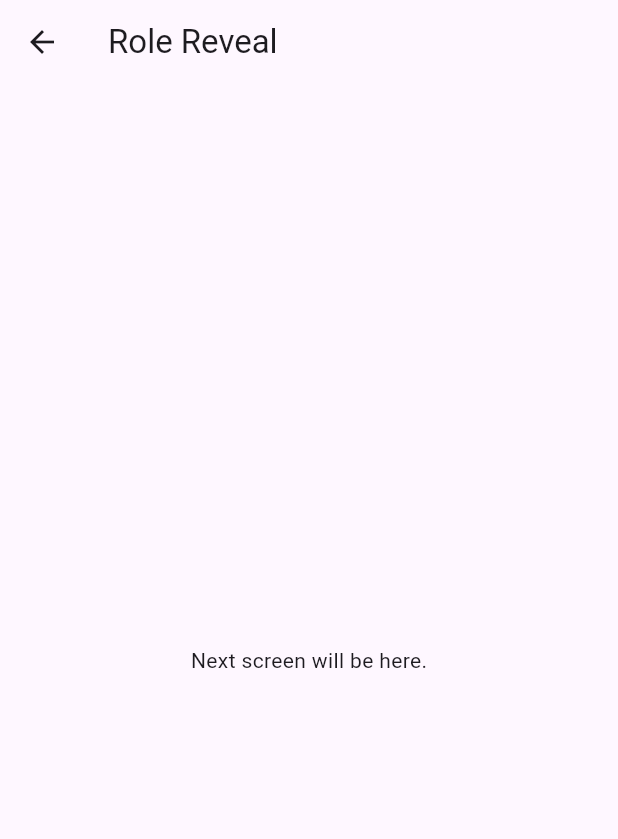
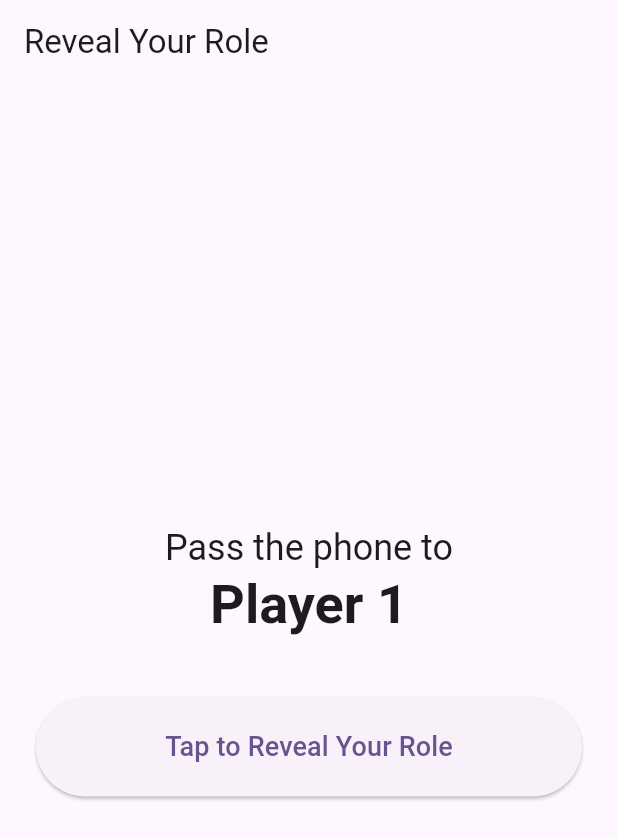
Before and after one commit to ibrahimkahramann/undercover_game, a Flutter app: the screen it shows after launch, after a tap on "Start Game", on a phone screen of 412 x 824 dp. Shown: the top 839 px of the screen. Run offline on Flutter 3.47's test engine with Material 3 defaults, Android fonts, the light colour scheme and no system bars.

Commit message:
Add RoleRevealScreen for displaying player roles and game progression

```diff
--- a/lib/screens/player_setup_screen.dart
+++ b/lib/screens/player_setup_screen.dart
@@ -1,6 +1,7 @@
 import 'package:flutter/material.dart';
 import 'package:provider/provider.dart';
 import '../services/game_service.dart';
+import 'role_reveal_screen.dart';
 
 class PlayerSetupScreen extends StatefulWidget {
   const PlayerSetupScreen({super.key});
@@ -44,13 +45,9 @@ class _PlayerSetupScreenState extends State<PlayerSetupScreen> {
     final gameService = Provider.of<GameService>(context, listen: false);
     gameService.setupGame(playerNames);
 
-    Navigator.push(
+    Navigator.pushReplacement(
       context,
-      MaterialPageRoute(builder: (context) => Scaffold(
-          appBar: AppBar(title: const Text("Role Reveal")),
-          body: const Center(child: Text("Next screen will be here.")),
-        )
-      ),
+      MaterialPageRoute(builder: (context) => const RoleRevealScreen()),
     );
   }
 
--- /dev/null
+++ b/lib/screens/role_reveal_screen.dart
@@ -0,0 +1,139 @@
+import 'package:flutter/material.dart';
+import 'package:provider/provider.dart';
+import '../models/player_model.dart';
+import '../services/game_service.dart';
+
+class RoleRevealScreen extends StatefulWidget {
+  const RoleRevealScreen({super.key});
+
+  @override
+  State<RoleRevealScreen> createState() => _RoleRevealScreenState();
+}
+
+class _RoleRevealScreenState extends State<RoleRevealScreen> {
+  int _currentPlayerIndex = 0;
+  bool _isRoleVisible = false;
+
+  void _showRole() {
+    setState(() {
+      _isRoleVisible = true;
+    });
+  }
+
+  void _nextPlayerOrStartGame() {
+    final gameService = Provider.of<GameService>(context, listen: false);
+
+    if (_currentPlayerIndex < gameService.players.length - 1) {
+      setState(() {
+        _currentPlayerIndex++;
+        _isRoleVisible = false;
+      });
+    } else {
+      Navigator.pushReplacement(
+        context,
+        MaterialPageRoute(builder: (context) => Scaffold(
+          appBar: AppBar(title: const Text("Game Round 1")),
+          body: const Center(child: Text("The game starts now!")),
+        )),
+      );
+    }
+  }
+
+  @override
+  Widget build(BuildContext context) {
+    final gameService = context.watch<GameService>();
+    final currentPlayer = gameService.players[_currentPlayerIndex];
+
+    return Scaffold(
+      appBar: AppBar(
+        title: const Text('Reveal Your Role'),
+        automaticallyImplyLeading: false,
+      ),
+      body: Center(
+        child: Padding(
+          padding: const EdgeInsets.all(24.0),
+          child: _isRoleVisible
+              ? _buildRoleVisibleView(currentPlayer)
+              : _buildRoleHiddenView(currentPlayer),
+        ),
+      ),
+    );
+  }
+
+  Widget _buildRoleHiddenView(Player player) {
+    return Column(
+      mainAxisAlignment: MainAxisAlignment.center,
+      crossAxisAlignment: CrossAxisAlignment.stretch,
+      children: [
+        Text(
+          'Pass the phone to',
+          textAlign: TextAlign.center,
+          style: Theme.of(context).textTheme.headlineSmall,
+        ),
+        Text(
+          player.name,
+          textAlign: TextAlign.center,
+          style: Theme.of(context).textTheme.displaySmall?.copyWith(fontWeight: FontWeight.bold),
+        ),
+        const SizedBox(height: 40),
+        ElevatedButton(
+          onPressed: _showRole,
+          style: ElevatedButton.styleFrom(
+            padding: const EdgeInsets.symmetric(vertical: 20),
+          ),
+          child: const Text('Tap to Reveal Your Role', style: TextStyle(fontSize: 18)),
+        ),
+      ],
+    );
+  }
+
+  Widget _buildRoleVisibleView(Player player) {
+    String roleName = player.role.toString().split('.').last;
+    roleName = roleName[0].toUpperCase() + roleName.substring(1);
+
+    return Column(
+      mainAxisAlignment: MainAxisAlignment.center,
+      crossAxisAlignment: CrossAxisAlignment.stretch,
+      children: [
+        Text(
+          '${player.name}, here is your role:',
+          textAlign: TextAlign.center,
+          style: Theme.of(context).textTheme.headlineSmall,
+        ),
+        const SizedBox(height: 20),
+        Card(
+          elevation: 4,
+          child: Padding(
+            padding: const EdgeInsets.all(16.0),
+            child: Column(
+              children: [
+                Text('You are a:', style: Theme.of(context).textTheme.titleMedium),
+                Text(
+                  roleName,
+                  style: Theme.of(context).textTheme.displaySmall?.copyWith(
+                    fontWeight: FontWeight.bold,
+                    color: player.role == PlayerRole.undercover ? Colors.red.shade700 : Colors.green.shade700,
+                  ),
+                ),
+                const SizedBox(height: 20),
+                Text('Your secret word is:', style: Theme.of(context).textTheme.titleMedium),
+                Text(
+                  player.secretWord ?? 'Error',
+                  style: Theme.of(context).textTheme.headlineMedium?.copyWith(fontWeight: FontWeight.bold),
+                ),
+              ],
+            ),
+          ),
+        ),
+        const SizedBox(height: 40),
+        ElevatedButton(
+          onPressed: _nextPlayerOrStartGame,
+          style: ElevatedButton.styleFrom(
+            padding: const EdgeInsets.symmetric(vertical: 20),
+          ),
+          child: const Text('Got It! Hide and Pass', style: TextStyle(fontSize: 18)),
+        ),
+      ],
+    );
+  }
+}
```
